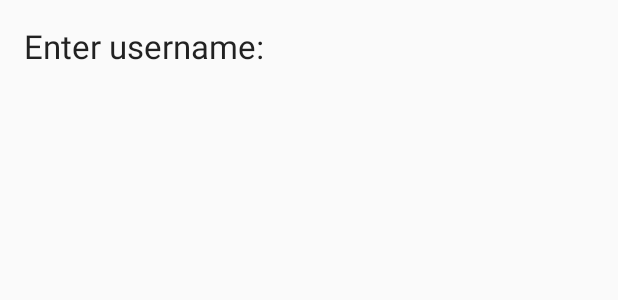
After one commit to EndallBatan93/UnicornQuartettApp, an Android app: the layout dialog_create_photo.xml on its own in the app's theme, with its tools: preview values and no code run, on a phone screen of 412 x 824 dp. The commit adds this screen. Shown: the top 300 px of the screen. Run offline under Robolectric (Android 15) with nearby library versions, the phone set to English and light mode, and no system bars.

Commit message:
it works

```diff
--- /dev/null
+++ b/app/src/main/res/layout/dialog_create_photo.xml
@@ -0,0 +1,18 @@
+<?xml version="1.0" encoding="utf-8"?>
+<LinearLayout xmlns:android="http://schemas.android.com/apk/res/android"
+    xmlns:tools="http://schemas.android.com/tools"
+    android:id="@+id/custom_dialog_layout_design_user_input"
+    android:layout_width="match_parent"
+    android:layout_height="match_parent"
+    android:orientation="vertical"
+    android:padding="16dp">
+
+    <TextView
+        android:id="@+id/createUserTitle"
+        android:layout_width="wrap_content"
+        android:layout_height="wrap_content"
+        android:text="@string/createPhoto"
+        android:textAppearance="?android:attr/textAppearanceLarge"
+        tools:text="@string/createTitle" />
+
+</LinearLayout>
--- a/app/src/main/res/values/strings.xml
+++ b/app/src/main/res/values/strings.xml
@@ -13,4 +13,5 @@
     <string name="OfflineMode">OfflineMode</string>
     <string name="createTitle">Enter username:</string>
     <string name="createTitleInput">UnicornHunter69</string>
+    <string name="createPhoto">Take or choose a photo</string>
 </resources>
--- /dev/null
+++ b/app/src/main/res/xml/file_paths.xml
@@ -0,0 +1,4 @@
+<?xml version="1.0" encoding="utf-8"?>
+<paths xmlns:android="http://schemas.android.com/apk/res/android">
+    <external-path name="my_images" path="Android/data/com.unicorn.unicornquartett/files/Pictures" />
+</paths>
```
Also changed, not shown: app/src/main/AndroidManifest.xml (+10 -1 lines), app/src/main/java/com/unicorn/unicornquartett/UnicornQuartett.java (+5 -3 lines), app/src/main/java/com/unicorn/unicornquartett/activity/Decks/DeckGalleryActivity.java (+5 -11 lines), app/src/main/java/com/unicorn/unicornquartett/activity/Friends/FriendActivity.java (+8 -11 lines), app/src/main/java/com/unicorn/unicornquartett/activity/Menu/MenuActivity.java (+74 -81 lines), app/src/main/java/com/unicorn/unicornquartett/activity/PlayGame/PlayGameActivity.java (+4 -10 lines), app/src/main/java/com/unicorn/unicornquartett/activity/Ranglist/RangListActivity.java (+4 -9 lines).
